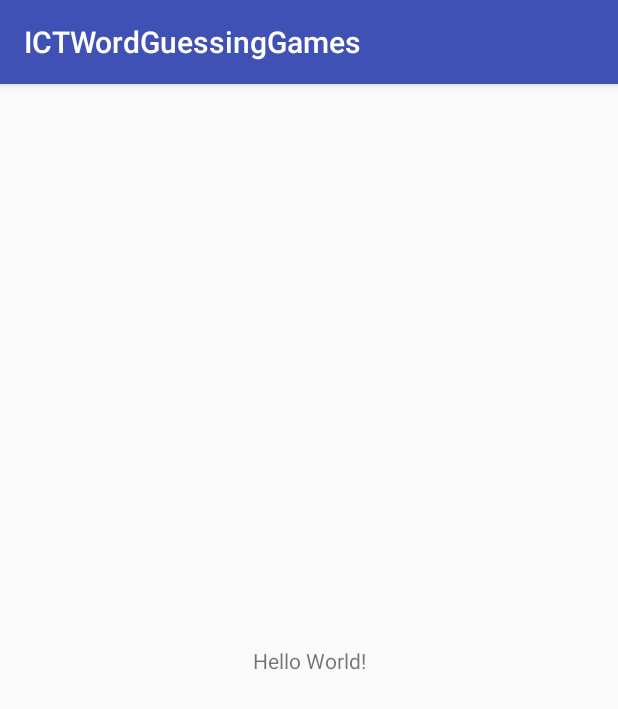
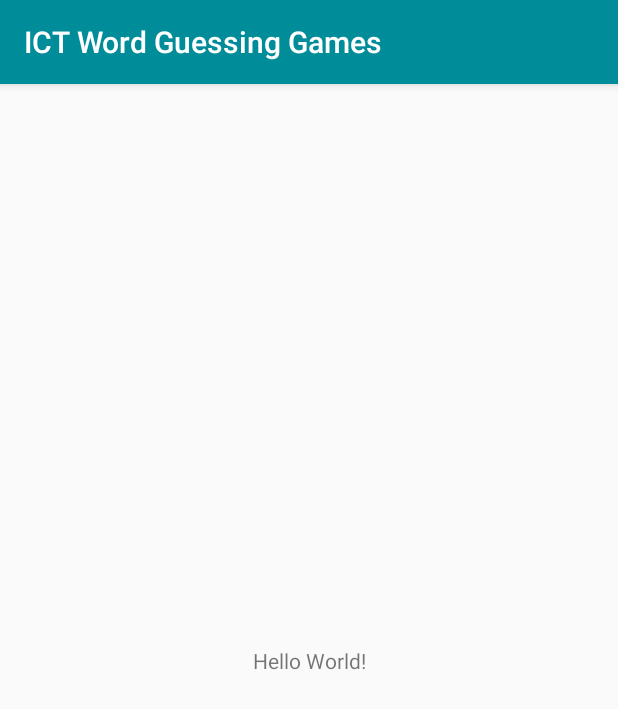
Before and after one commit to patorseing/ICTWordGuessingGames, an Android app: the screen it shows after launch (MainActivity), on a phone screen of 412 x 824 dp. Shown: the top 709 px of the screen. Run offline under Robolectric (Android 15) with nearby library versions, the light colour scheme and no system bars.

Commit message:
adding anim & edit style

```diff
--- /dev/null
+++ b/app/src/main/res/anim/fade_in.xml
@@ -0,0 +1,6 @@
+<?xml version="1.0" encoding="utf-8"?>
+<alpha xmlns:android="http://schemas.android.com/apk/res/android"
+    android:duration="500"
+    android:fromAlpha="0.0"
+    android:interpolator="@android:anim/accelerate_interpolator"
+    android:toAlpha="1.0"></alpha>
--- a/app/src/main/res/values/colors.xml
+++ b/app/src/main/res/values/colors.xml
@@ -3,4 +3,8 @@
     <color name="colorPrimary">#3F51B5</color>
     <color name="colorPrimaryDark">#303F9F</color>
     <color name="colorAccent">#FF4081</color>
+    <color name="cream">#FCFBE3</color>
+    <color name="lightgreen">#ccff99</color>
+    <color name="lightict">#008d99</color>
+    <color name="ict">#008080</color>
 </resources>
--- a/app/src/main/res/values/strings.xml
+++ b/app/src/main/res/values/strings.xml
@@ -1,3 +1,3 @@
 <resources>
-    <string name="app_name">ICTWordGuessingGames</string>
+    <string name="app_name">ICT Word Guessing Games</string>
 </resources>
--- a/app/src/main/res/values/styles.xml
+++ b/app/src/main/res/values/styles.xml
@@ -3,9 +3,9 @@
     <!-- Base application theme. -->
     <style name="AppTheme" parent="Theme.AppCompat.Light.DarkActionBar">
         <!-- Customize your theme here. -->
-        <item name="colorPrimary">@color/colorPrimary</item>
-        <item name="colorPrimaryDark">@color/colorPrimaryDark</item>
-        <item name="colorAccent">@color/colorAccent</item>
+        <item name="colorPrimary">@color/lightict</item>
+        <item name="colorPrimaryDark">@color/ict</item>
+        <item name="colorAccent">@color/cream</item>
     </style>
 
 </resources>
```
Also changed, not shown: app/src/main/res/anim/fade_out.xml (added, +7 -0 lines), app/src/main/res/drawable-xhdpi/btn_default_normal.9.png (added), app/src/main/res/drawable-xhdpi/btn_default_pressed.9.png (added), app/src/main/res/drawable-xhdpi/btn_default_selected.9.png (added), app/src/main/res/drawable-xhdpi/logo.png (added), app/src/main/res/mipmap-hdpi/logo.png (added), app/src/main/res/mipmap-mdpi/logo.png (added), app/src/main/res/mipmap-xhdpi/logo.png (added), app/src/main/res/mipmap-xxhdpi/logo.png (added), app/src/main/res/mipmap-xxxhdpi/logo.png (added).
